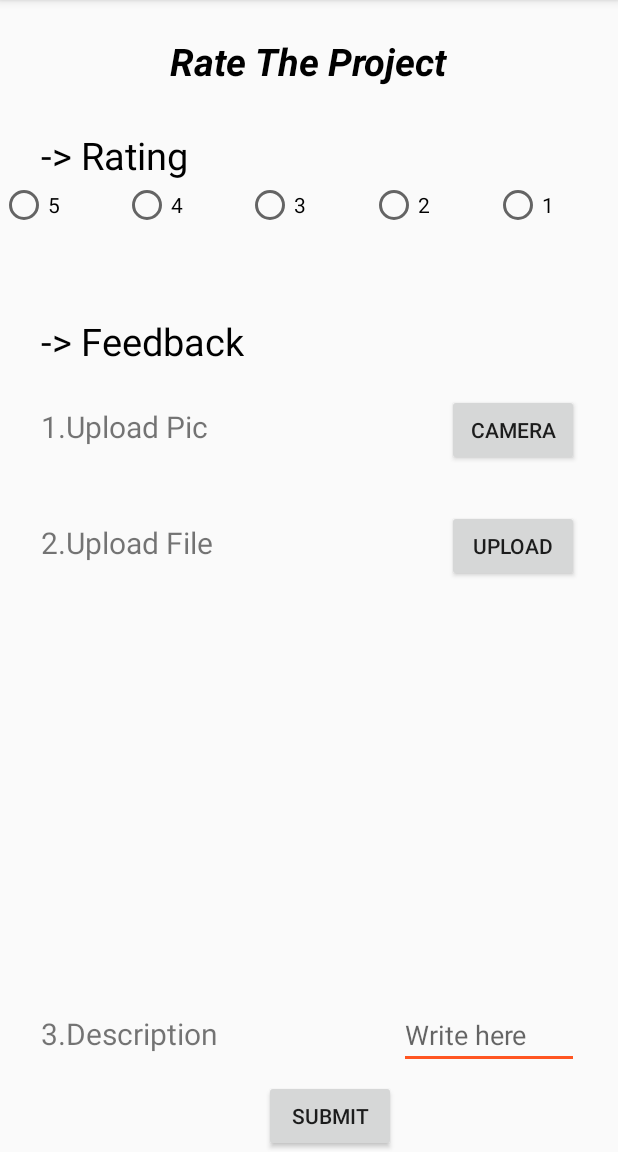
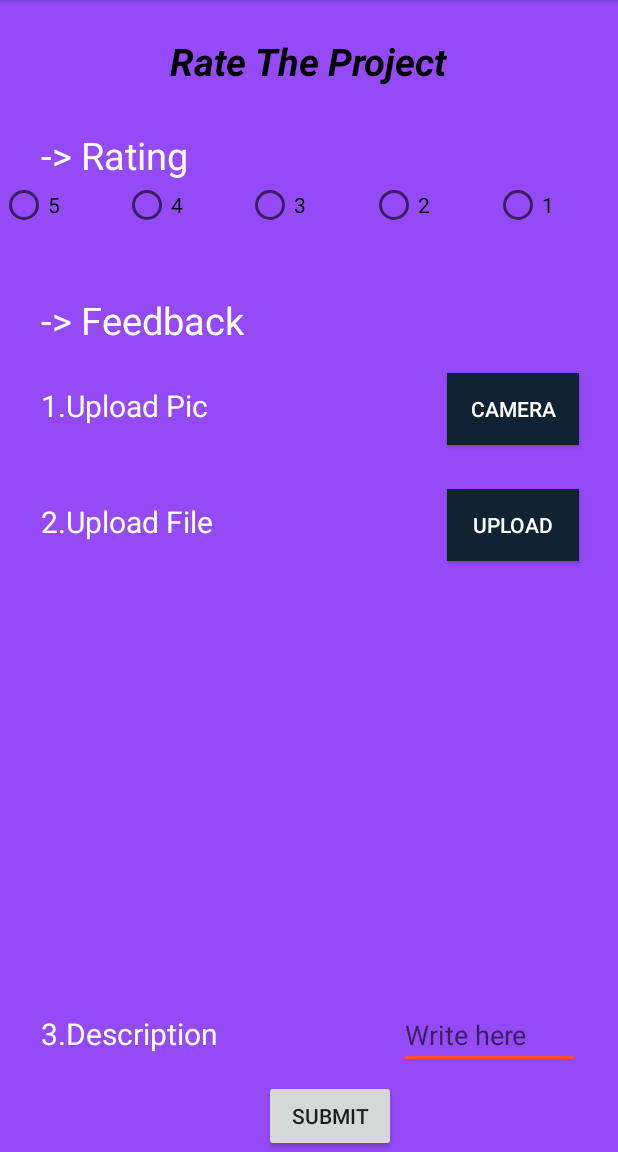
Before and after one commit to shreekaraudupa/LapitChat, an Android app: the ReviewActivity screen opened directly, with no data from a screen before it, on a phone screen of 412 x 824 dp, the part 84-1236 px from its top. Run offline under Robolectric (Android 15) with nearby library versions, the phone set to English and light mode, and no system bars.

Commit message:
Review Activity frontend

```diff
--- a/app/src/main/java/com/example/shree/lapitchat/ReviewActivity.java
+++ b/app/src/main/java/com/example/shree/lapitchat/ReviewActivity.java
@@ -1,9 +1,12 @@
 package com.example.shree.lapitchat;
 
+import android.content.Intent;
+import android.provider.MediaStore;
 import android.support.v7.app.AppCompatActivity;
 import android.os.Bundle;
 import android.view.View;
 import android.widget.Button;
+import android.widget.EditText;
 import android.widget.RadioButton;
 import android.widget.RadioGroup;
 
@@ -11,7 +14,9 @@ public class ReviewActivity extends AppCompatActivity {
 
     RadioGroup rgRating;
     RadioButton selectdRating;
-    Button btnReviewSubmit;
+    Button btnReviewSubmit,btnCamera,btnFile;
+    EditText etDescription;
+    private static final int  CAMERA_REQUEST_CODE=1;
     @Override
     protected void onCreate(Bundle savedInstanceState) {
         super.onCreate(savedInstanceState);
@@ -19,6 +24,9 @@ public class ReviewActivity extends AppCompatActivity {
 
         rgRating=findViewById(R.id.rgRating);
         btnReviewSubmit=findViewById(R.id.btnReviewSubmit);
+        btnCamera=findViewById(R.id.btnCamera);
+        btnFile=findViewById(R.id.btnFile);
+        etDescription=findViewById(R.id.etDescription);
 
         btnReviewSubmit.setOnClickListener(new View.OnClickListener() {
             @Override
@@ -30,5 +38,18 @@ public class ReviewActivity extends AppCompatActivity {
 
             }
         });
+        btnCamera.setOnClickListener(new View.OnClickListener() {
+            @Override
+            public void onClick(View view) {
+                Intent cameraIntent=new Intent(MediaStore.ACTION_IMAGE_CAPTURE);
+                startActivityForResult(cameraIntent,CAMERA_REQUEST_CODE);
+                //After user caputers image it will call onActivity result method
+            }
+        });
+    }
+
+    @Override
+    protected void onActivityResult(int requestCode, int resultCode, Intent data) {
+        super.onActivityResult(requestCode, resultCode, data);
     }
 }
--- a/app/src/main/res/layout/activity_review.xml
+++ b/app/src/main/res/layout/activity_review.xml
@@ -4,6 +4,7 @@
     xmlns:tools="http://schemas.android.com/tools"
     android:layout_width="match_parent"
     android:layout_height="match_parent"
+    android:background="#944AF6"
     tools:context="com.example.shree.lapitchat.ReviewActivity">
 
     <TextView
@@ -27,7 +28,7 @@
         android:layout_marginStart="27dp"
         android:layout_marginTop="28dp"
         android:text="-> Rating"
-        android:textColor="#000"
+        android:textColor="#FFF"
         android:textSize="25dp" />
 
     <Button
@@ -37,7 +38,8 @@
         android:layout_alignEnd="@+id/textView6"
         android:layout_alignParentBottom="true"
         android:layout_marginEnd="34dp"
-        android:text="Submit" />
+        android:text="Submit"
+        />
 
     <RadioGroup
         android:id="@+id/rgRating"
@@ -90,10 +92,9 @@
         android:layout_height="wrap_content"
         android:layout_alignStart="@+id/textView7"
         android:layout_below="@+id/rgRating"
-        android:layout_marginTop="14dp"
         android:text="-> Feedback"
-        android:textColor="#000"
-        android:textSize="25dp"/>
+        android:textColor="#FFF"
+        android:textSize="25dp" />
 
 
 
@@ -106,6 +107,7 @@
             android:layout_marginTop="26dp"
             android:text="1.Upload Pic"
             android:textSize="20dp"
+            android:textColor="#FFF"
             android:layout_marginBottom="50dp"/>
 
     <Button
@@ -115,7 +117,9 @@
         android:layout_alignBaseline="@+id/textView10"
         android:layout_alignBottom="@+id/textView10"
         android:layout_toEndOf="@+id/btnReviewSubmit"
-        android:text="Camera" />
+        android:text="Camera"
+        android:textColor="#FFF"
+        android:background="#123"/>
 
     <TextView
         android:id="@+id/textView12"
@@ -124,6 +128,7 @@
         android:layout_alignStart="@+id/textView10"
         android:layout_below="@+id/textView10"
         android:text="2.Upload File"
+        android:textColor="#FFF"
         android:textSize="20dp" />
 
     <Button
@@ -133,9 +138,12 @@
         android:layout_alignBaseline="@+id/textView12"
         android:layout_alignBottom="@+id/textView12"
         android:layout_alignStart="@+id/btnCamera"
-        android:text="Upload" />
+        android:text="Upload"
+        android:textColor="#FFF"
+        android:background="#123"/>
 
     <TextView
+        android:textColor="#FFF"
         android:id="@+id/textView15"
         android:layout_width="wrap_content"
         android:layout_height="wrap_content"
```
